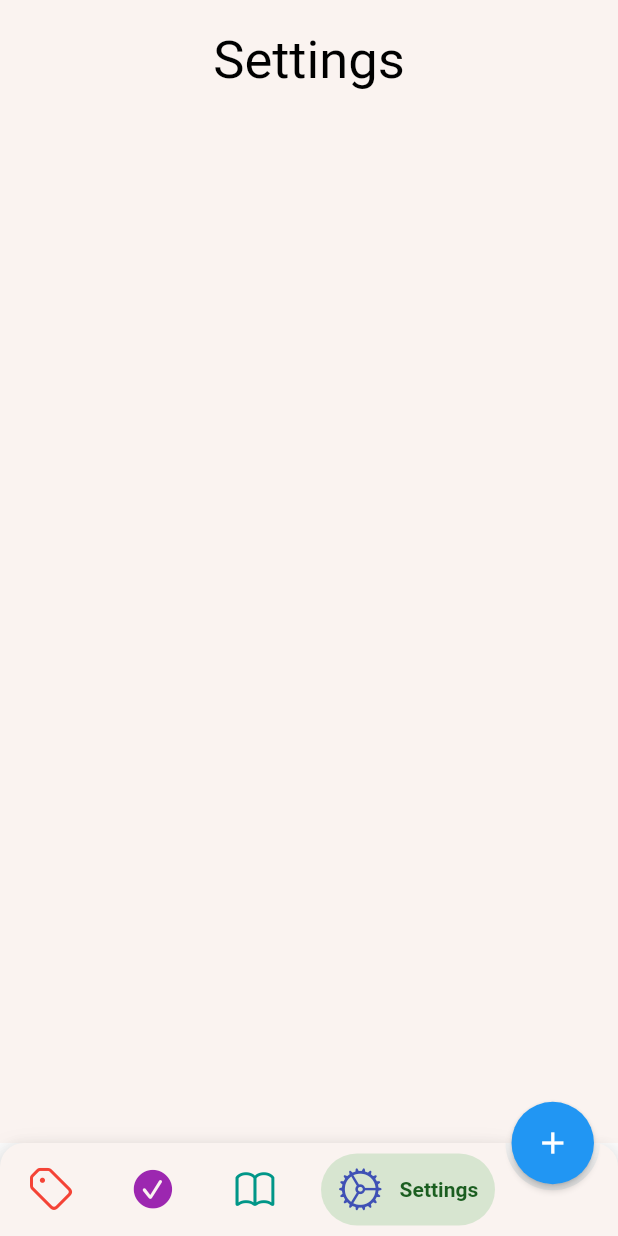
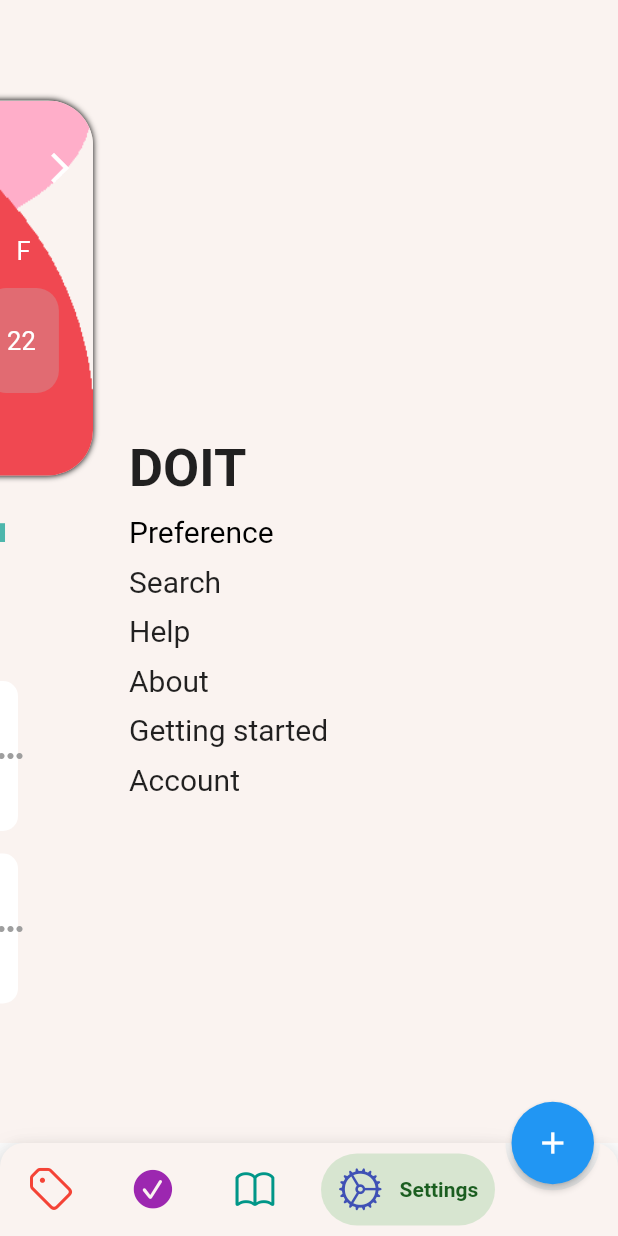
Before and after one commit to phian/TodoListApp, a Flutter app: the screen it shows after launch, item 4 of the bottom bar chosen, on a phone screen of 412 x 824 dp. Run offline on Flutter 3.47's test engine with Material 2 defaults, Android fonts, the phone set to English and light mode, and no system bars; drawn by our look-alikes of bubble_bottom_bar; our stand-ins replace google_fonts; statements that could not run were skipped.

Commit message:
Add settings screen design and add transition for current screen when user select setting

```diff
--- a/lib/ui/main_screen.dart
+++ b/lib/ui/main_screen.dart
@@ -9,8 +9,6 @@ import 'package:todoapp/ui/settings_screen.dart';
 import 'package:todoapp/ui/tasks_list_screen.dart';
 import 'package:todoapp/ui/tasks_screen.dart';
 
-int _lastFocusedIconIndex = 0; // biến để check xem Icon thứ mấy dc focus trc đó
-
 GlobalKey _bottomMenuKey = GlobalKey();
 
 class HomeScreen extends StatefulWidget {
@@ -19,14 +17,48 @@ class HomeScreen extends StatefulWidget {
 }
 
 class _HomeScreenState extends State<HomeScreen> {
-  List<Widget> _screenList = [ TasksScreen(), GoalsScreen(), TasksListScreen(), SettingsScreen() ];
+  List<Widget> _screenList = [
+    TasksScreen(),
+    GoalsScreen(),
+    TasksListScreen(),
+  ];
+  int _lastFocusedIconIndex =
+  0; // biến để check xem Icon thứ mấy dc focus trc đó
+  int _settingsScreenIndex =
+  -1; // Biến để check nếu ng dùng mở màn hình settings thì sẽ cho app tiếp tục focus vào màn hình trc đó
+
+  double _marginTop = 0.0; // Hai biến để thay đổi margin khi ng dùng chọn màn hình settings
+  double _marginBottom = 0.0;
+  double _transitionX = 0.0; // Biến để dời screen hiện tại qua bên trái màn hình
 
   @override
   Widget build(BuildContext context) {
     return WillPopScope(
       onWillPop: _onWillPop,
       child: Scaffold(
-        body: _screenList[_lastFocusedIconIndex],
+        body: Stack(
+          overflow: Overflow.clip,
+          children: <Widget>[
+            SettingsScreen(),
+            Container(
+              transform: Matrix4.translationValues(_transitionX, 0.0, 0.0),
+              margin: EdgeInsets.only(top: _marginTop, bottom: _marginBottom),
+              child: InkWell(
+                child: _screenList[_lastFocusedIconIndex],
+                onTap: () {
+                  setState(() {
+                    _changePage(_lastFocusedIconIndex); // Quay lại màn hình trc đó ng dùng focus
+
+                    _transitionX = 0.0;
+
+                    _marginTop = 0.0;
+                    _marginBottom = 0.0;
+                  });
+                },
+              ),
+            ),
+          ],
+        ),
         floatingActionButton: Container(
           width: 55.0,
           height: 55.0,
@@ -47,7 +79,9 @@ class _HomeScreenState extends State<HomeScreen> {
         bottomNavigationBar: BubbleBottomBar(
           backgroundColor: Color(0xFFFAF3F0),
           opacity: .2,
-          currentIndex: _lastFocusedIconIndex,
+          currentIndex: _settingsScreenIndex == -1
+              ? _lastFocusedIconIndex
+              : _settingsScreenIndex,
           onTap: _changePage,
           borderRadius: BorderRadius.vertical(top: Radius.circular(16)),
           elevation: 8,
@@ -92,9 +126,10 @@ class _HomeScreenState extends State<HomeScreen> {
                 )),
             BubbleBottomBarItem(
                 backgroundColor: Colors.green,
-                icon: Icon(CupertinoIcons.settings, size: 30, color: Colors.cyan),
-                activeIcon:
-                Icon(CupertinoIcons.settings, size: 30, color: Colors.indigo),
+                icon:
+                Icon(CupertinoIcons.settings, size: 30, color: Colors.cyan),
+                activeIcon: Icon(CupertinoIcons.settings,
+                    size: 30, color: Colors.indigo),
                 title: Text(
                   "Settings",
                   style: TextStyle(color: Colors.green.shade900),
@@ -108,7 +143,21 @@ class _HomeScreenState extends State<HomeScreen> {
   // Hàm để cập nhật vị trí tab hiện tại của bottom bar
   void _changePage(int value) {
     setState(() {
-      _lastFocusedIconIndex = value;
+      if (value != 3) {
+        _lastFocusedIconIndex = value;
+        _settingsScreenIndex = -1;
+
+        _transitionX = 0.0;
+
+        _marginTop = 0.0;
+        _marginBottom = 0.0;
+      } else {
+        _settingsScreenIndex = 3;
+
+        _transitionX = -350.0;
+        _marginTop = 60;
+        _marginBottom = 60;
+      }
     });
   }
 
@@ -130,6 +179,7 @@ class _HomeScreenState extends State<HomeScreen> {
           ),
         ],
       ),
-    )) ?? false;
+    )) ??
+        false;
   }
 }
--- a/lib/ui/settings_screen.dart
+++ b/lib/ui/settings_screen.dart
@@ -1,3 +1,4 @@
+import 'package:flutter/cupertino.dart';
 import 'package:flutter/material.dart';
 import 'package:google_fonts/google_fonts.dart';
 
@@ -7,27 +8,127 @@ class SettingsScreen extends StatefulWidget {
 }
 
 class _SettingsScreenState extends State<SettingsScreen> {
+  Color _textColor;
+
   @override
   Widget build(BuildContext context) {
-    return Scaffold(
-      body: Container(
+    return Container(
       color: Color(0xFFFAF3F0),
+      padding: EdgeInsets.only(top: MediaQuery.of(context).size.width - 120.0, left: MediaQuery.of(context).size.width / 2 - 120.0),
       child: Column(
         children: <Widget>[
-            Padding(
-              padding: const EdgeInsets.only(top: 20.0),
-              child: Center(
+          Container(
+            width: MediaQuery.of(context).size.width,
             child: Text(
-                  "Settings",
-                  style: GoogleFonts.roboto(
-                    fontSize: 35,
+              "DOIT",
+              style: GoogleFonts.abhayaLibre(
+                  fontSize: 35.0, fontWeight: FontWeight.bold),
+            ),
+          ),
+          SizedBox(
+            height: 10.0,
+          ),
+          InkWell(
+            onTap: () {
+              print("Preference tapped");
+            },
+            child: Container(
+              width: MediaQuery.of(context).size.width,
+              child: Text(
+                "Preference",
+                style: GoogleFonts.abhayaLibre(
+                    fontSize: 20.0,
                   color: Colors.black,
                 ),
               ),
             ),
-            )
+          ),
+          SizedBox(
+            height: 10.0,
+          ),
+          InkWell(
+            onTap: () {
+              print("Search clicked");
+            },
+            child: Container(
+              width: MediaQuery.of(context).size.width,
+              child: Text(
+                "Search",
+                style: GoogleFonts.abhayaLibre(
+                    fontSize: 20.0
+                ),
+              ),
+            ),
+          ),
+          SizedBox(
+            height: 10.0,
+          ),
+          InkWell(
+            onTap: () {
+              print("Help clicked");
+            },
+            child: Container(
+              width: MediaQuery.of(context).size.width,
+              child: Text(
+                "Help",
+                style: GoogleFonts.abhayaLibre(
+                    fontSize: 20.0
+                ),
+              ),
+            ),
+          ),
+          SizedBox(
+            height: 10.0,
+          ),
+          InkWell(
+            onTap: () {
+              print("About clicked");
+            },
+            child: Container(
+              width: MediaQuery.of(context).size.width,
+              child: Text(
+                "About",
+                style: GoogleFonts.abhayaLibre(
+                    fontSize: 20.0,
+                ),
+              ),
+            ),
+          ),
+          SizedBox(
+            height: 10.0,
+          ),
+          InkWell(
+            onTap: () {
+              print("Getting started clicked");
+            },
+            child: Container(
+              width: MediaQuery.of(context).size.width,
+              child: Text(
+                "Getting started",
+                style: GoogleFonts.abhayaLibre(
+                    fontSize: 20.0
+                ),
+              ),
+            ),
+          ),
+          SizedBox(
+            height: 10.0,
+          ),
+          InkWell(
+            onTap: () {
+              print("Account clicked");
+            },
+            child: Container(
+              width: MediaQuery.of(context).size.width,
+              child: Text(
+                "Account",
+                style: GoogleFonts.abhayaLibre(
+                    fontSize: 20.0,
+                ),
+              ),
+            ),
+          ),
         ],
-        ),
       ),
     );
   }
```
Lines whose indentation alone changed are shown as unchanged.
